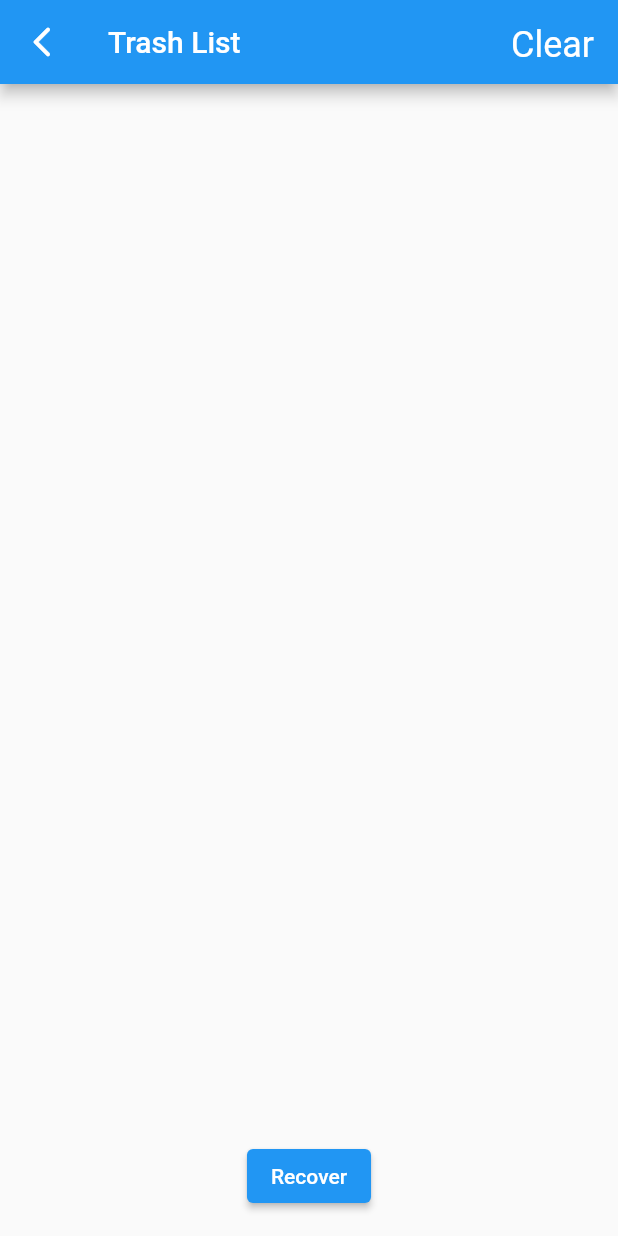
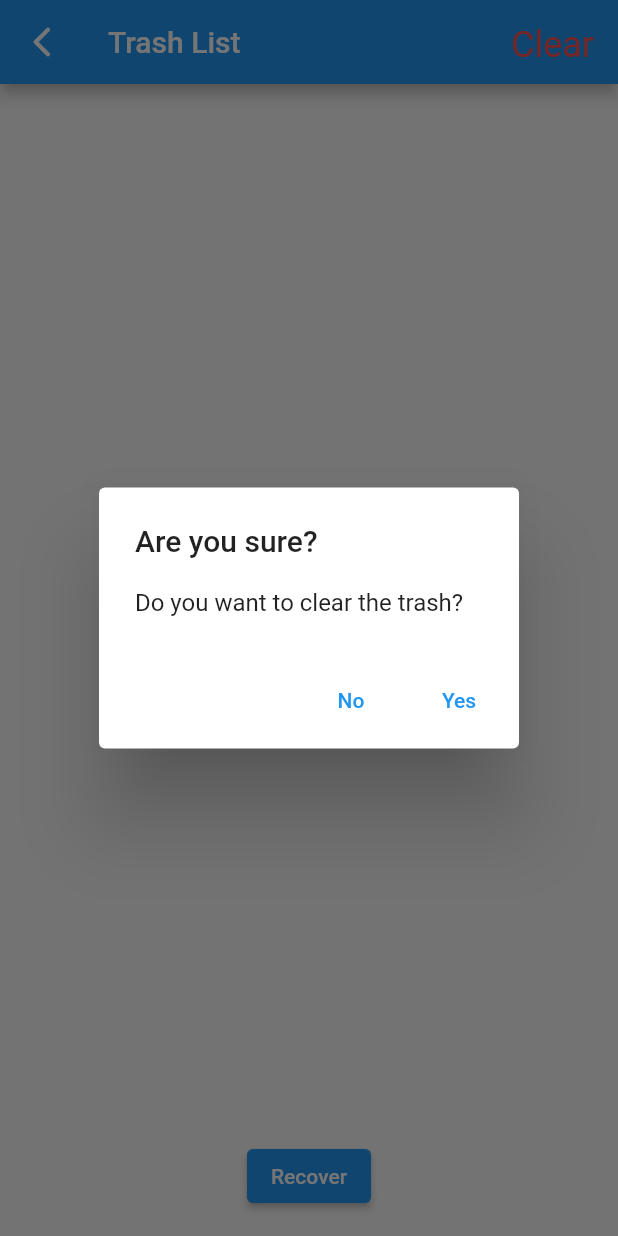
Before and after one commit to Zaeem104158/todo_riverpod, a Flutter app: the TrashScreen screen opened by its route, after a tap on "Clear", on a phone screen of 412 x 824 dp. Run offline on Flutter 3.47's test engine with Material 2 defaults, Android fonts, the phone set to English and light mode, and no system bars; our stand-ins replace flutter_advanced_drawer, flutter_riverpod, go_router, shared_preferences; missing offline and left inert: material_color_generator; accounts and stored records are empty.

```diff
--- a/lib/controller/todo_trash_provider.dart
+++ b/lib/controller/todo_trash_provider.dart
@@ -3,6 +3,8 @@ import 'dart:developer';
 import 'package:flutter_riverpod/flutter_riverpod.dart';
 import 'package:todo_riverpod/controller/todo_provider.dart';
 import 'package:todo_riverpod/model/todo_model.dart';
+import 'package:todo_riverpod/utils/const.dart';
+import 'package:todo_riverpod/utils/shared_pref.dart';
 
 class TodoTrashNotifier extends StateNotifier<List<Todo>> {
   TodoTrashNotifier(this.ref) : super([]);
@@ -17,6 +19,7 @@ class TodoTrashNotifier extends StateNotifier<List<Todo>> {
   //Clear trash
   void clearAllTrashProvider() {
     state = [];
+    SharedPref.remove(todoKey);
   }
 
   //Recover from trash screen
--- a/lib/trash_screen.dart
+++ b/lib/trash_screen.dart
@@ -1,9 +1,10 @@
 import 'dart:developer';
-
 import 'package:flutter/material.dart';
 import 'package:flutter_riverpod/flutter_riverpod.dart';
 import 'package:go_router/go_router.dart';
+import 'package:shared_preferences/shared_preferences.dart';
 import 'package:todo_riverpod/controller/todo_trash_provider.dart';
+import 'package:todo_riverpod/utils/const.dart';
 
 class TrashScreen extends ConsumerWidget {
   const TrashScreen({super.key});
@@ -25,16 +26,37 @@ class TrashScreen extends ConsumerWidget {
           ),
           actions: [
             InkWell(
-                onTap: () {
-                  final todotrashListNotifier =
-                      ref.read(todotrashProvider.notifier);
-                  todotrashListNotifier.clearAllTrashProvider();
+                onTap: () async {
+                  await showDialog(
+                    context: context,
+                    builder: (context) => AlertDialog(
+                      title: const Text('Are you sure?'),
+                      content: const Text('Do you want to clear the trash?'),
+                      actions: <Widget>[
+                        TextButton(
+                          onPressed: () => Navigator.of(context).pop(false),
+                          child: const Text('No'),
+                        ),
+                        TextButton(
+                          onPressed: () async {
+                            final todotrashListNotifier =
+                                ref.read(todotrashProvider.notifier);
+                            todotrashListNotifier.clearAllTrashProvider();
+                            final prefs = await SharedPreferences.getInstance();
+                            final success = await prefs.remove(todoKey);
+                            Navigator.of(context).pop(true);
+                          },
+                          child: const Text('Yes'),
+                        ),
+                      ],
+                    ),
+                  );
                 },
                 child: const Padding(
                   padding: EdgeInsets.all(16),
                   child: Text(
                     "Clear",
-                    style: TextStyle(fontSize: 24),
+                    style: TextStyle(fontSize: 24, color: Colors.redAccent),
                   ),
                 ))
           ],
--- /dev/null
+++ b/lib/utils/const.dart
@@ -0,0 +1 @@
+const String todoKey = "todos_key";
```
Also changed, not shown: lib/controller/todo_provider.dart (+26 -2 lines), lib/home_screen.dart (+19 -23 lines), lib/main.dart (+11 -2 lines), lib/model/todo_model.dart (+31 -0 lines), lib/utils/shared_pref.dart (added, +71 -0 lines).
